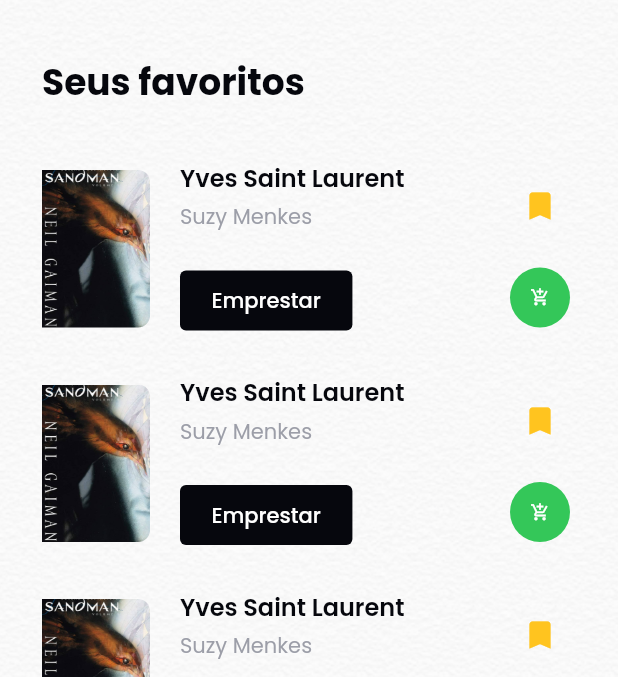
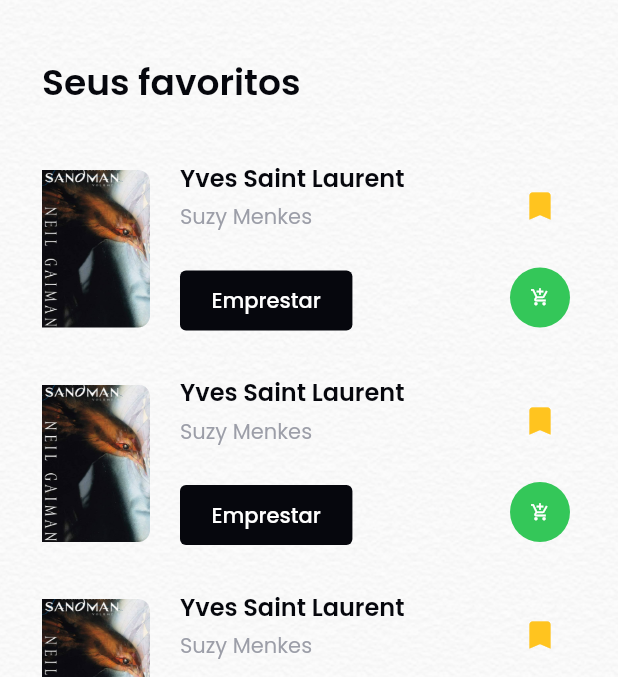
Before and after one commit to Bookify1/Bookify-Mobal, a Flutter app: the MainPage screen opened by its route, item 2 of the bottom bar chosen, on a phone screen of 412 x 824 dp, the part 94-771 px from its top. Run offline on Flutter 3.47's test engine with Material 3 defaults, Android fonts, the phone set to English and light mode, and no system bars; our stand-ins replace carousel_slider, device_preview, flutter_screenutil, flutter_svg, google_fonts, smooth_page_indicator.

Commit message:
:art: style(font): Update font weight for favorites

```diff
--- a/lib/src/features/favorites/presenter/page/favorites_page.dart
+++ b/lib/src/features/favorites/presenter/page/favorites_page.dart
@@ -47,13 +47,13 @@ class _FavoritesPageState extends State<FavoritesPage> {
             crossAxisAlignment: CrossAxisAlignment.start,
             mainAxisAlignment: MainAxisAlignment.start,
             children: [
-              TextApp(
+              const TextApp(
                 label: 'Seus favoritos',
                 fontSize: AppFontSize.xxxLarge,
-                fontWeight: FontWeight.bold,
+                fontWeight: FontWeight.w600,
                 color: AppColors.black,
               ),
-              SizedBox(height: 36),
+              const SizedBox(height: 36),
               FavoriteBooksSection(
                 addCartAction: addCart,
                 toggleFavoriteAction: toggleFavorite,
```
